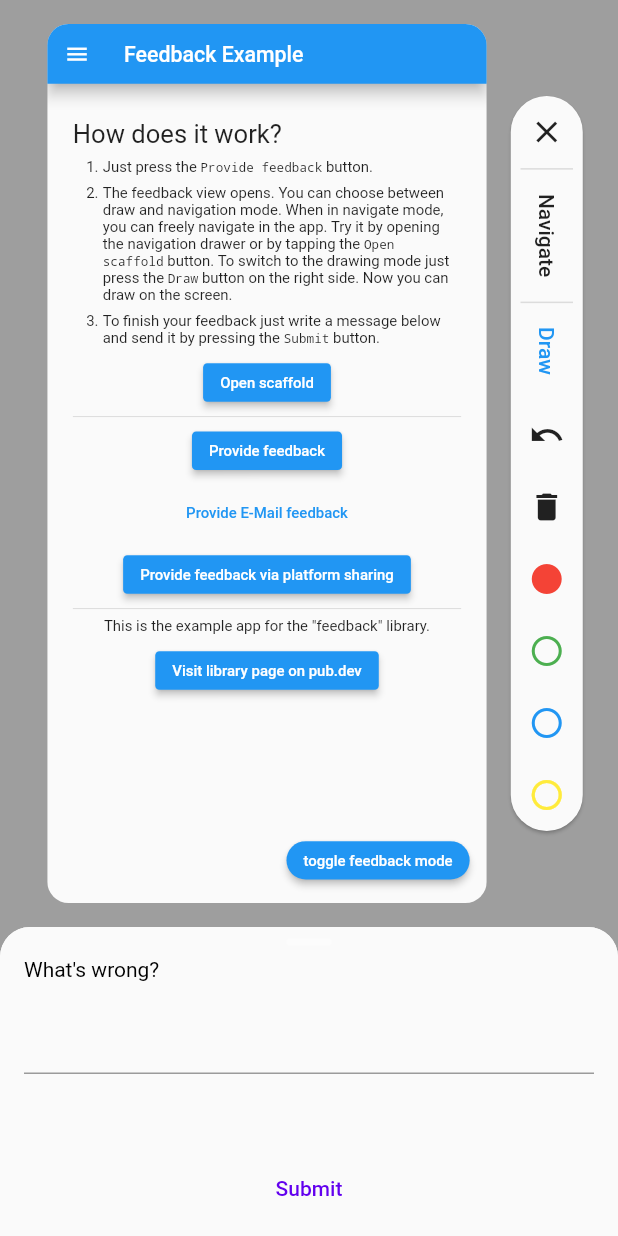
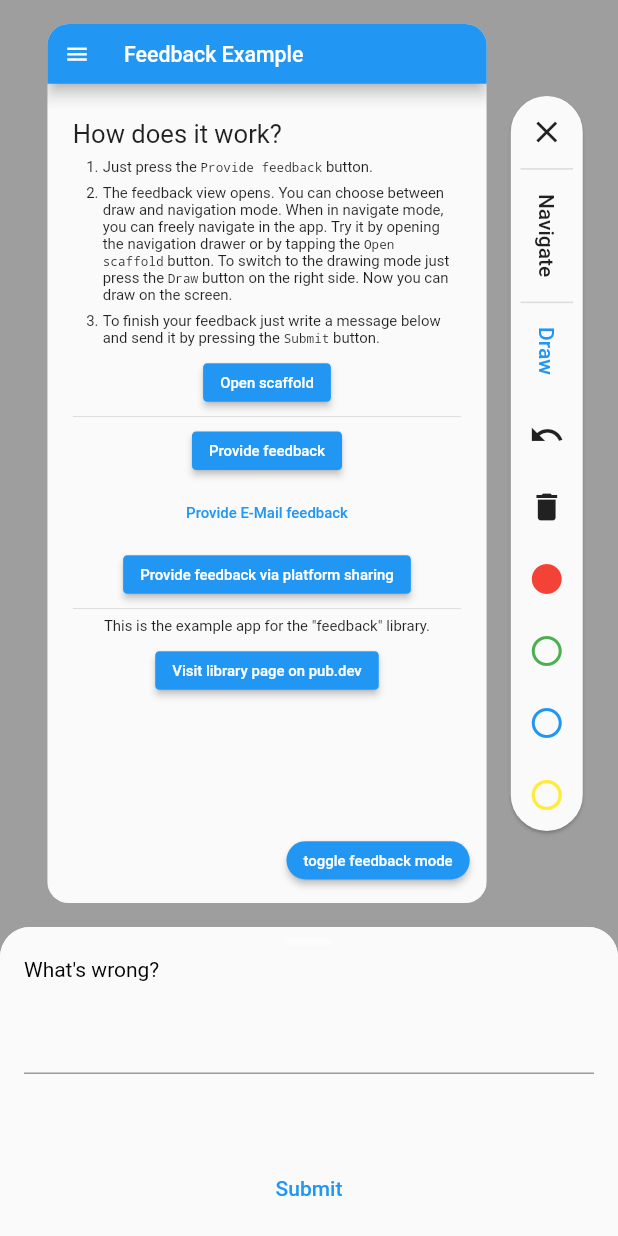
Before and after one commit to ueman/feedback, a Flutter app: the screen it shows after launch, after a tap on "Provide feedback", on a phone screen of 412 x 824 dp. Run offline on Flutter 3.47's test engine with Material 2 defaults, Android fonts, the phone set to English and light mode, and no system bars; drawn by our look-alikes of flutter_markdown; our stand-ins replace sentry, share_plus; missing offline and left inert: dart:js, flutter_email_sender.

Commit message:
Submit button style as per activeFeedbackModeColor

```diff
--- a/feedback/lib/src/feedback_builder/string_feedback.dart
+++ b/feedback/lib/src/feedback_builder/string_feedback.dart
@@ -89,9 +89,10 @@ class _StringFeedbackState extends State<StringFeedback> {
         ),
         TextButton(
           key: const Key('submit_feedback_button'),
-          child: Text(
-            FeedbackLocalizations.of(context).submitButtonText,
-          ),
+          child: Text(FeedbackLocalizations.of(context).submitButtonText,
+              style: TextStyle(
+                color: FeedbackTheme.of(context).activeFeedbackModeColor,
+              )),
           onPressed: () => widget.onSubmit(controller.text),
         ),
         const SizedBox(height: 8),
```
